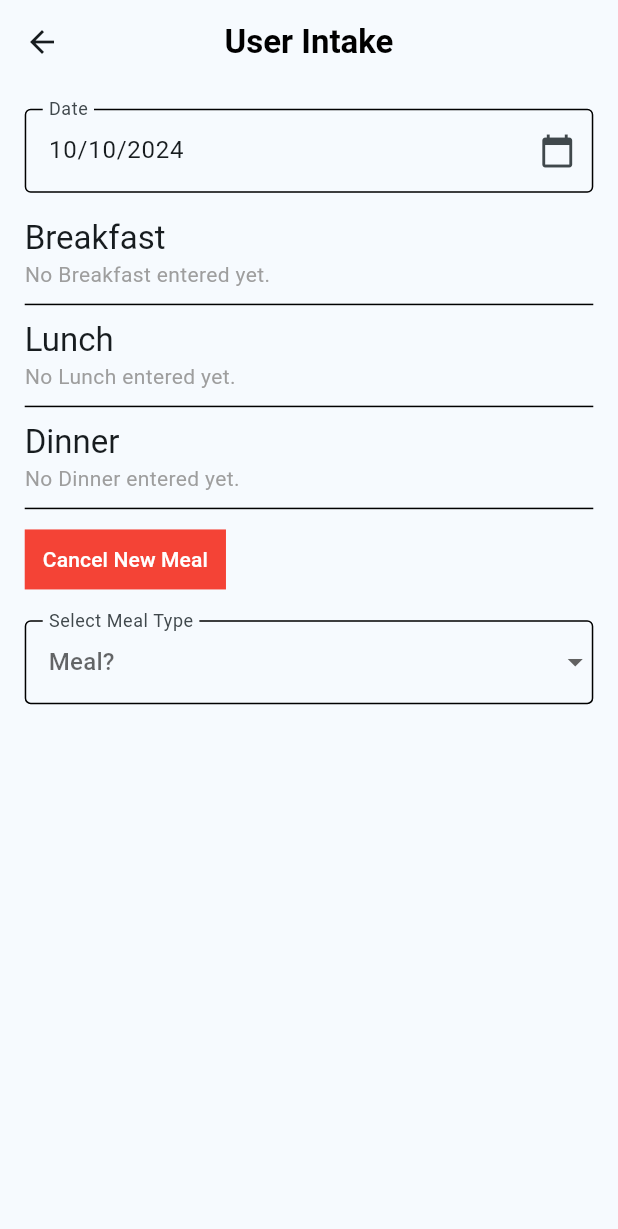
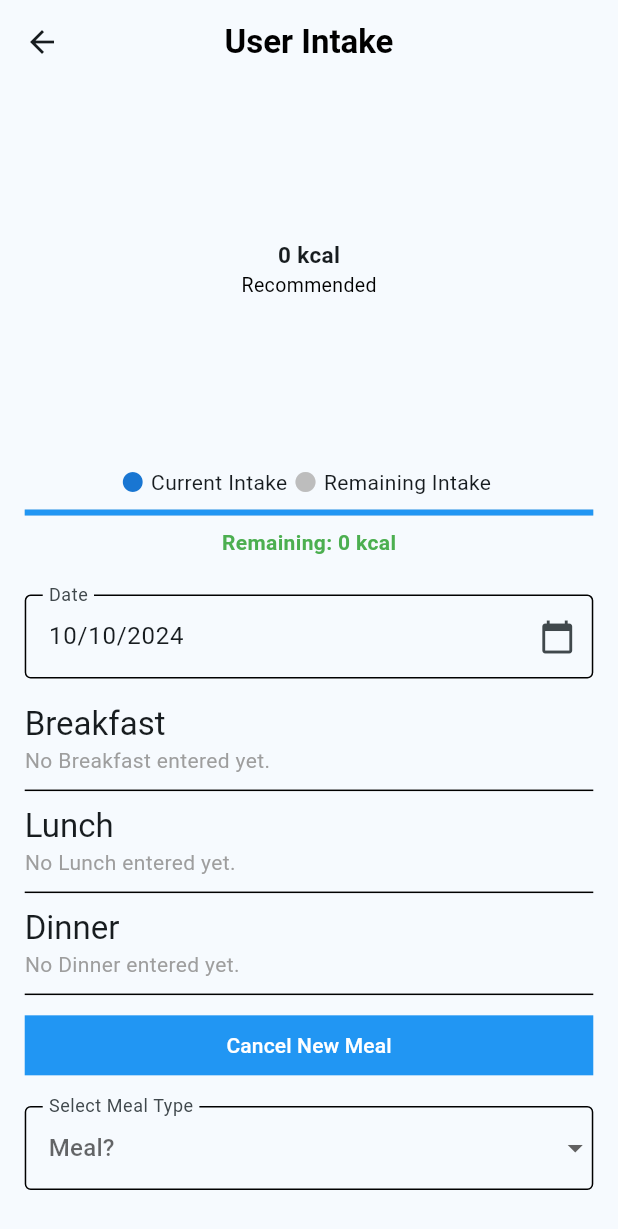
Before and after one commit to mdfirdaussssdev/chatgpt_based_virtual_assistant_for_diet_and_nutrition, a Flutter app: the UserIntakeView screen opened by its route, after a tap on "Enter New Meal", on a phone screen of 412 x 824 dp. Shown: the top 1229 px of the screen. Run offline on Flutter 3.47's test engine with Material 3 defaults, Android fonts, the phone set to English and light mode, and no system bars; drawn by our look-alikes of fl_chart; our stand-ins replace cloud_firestore, firebase_auth, firebase_core, flutter_dotenv, flutter_svg, google_sign_in and 1 more; missing offline and left inert: multiselect; accounts and stored records are empty.

Commit message:
User Intake Page Update
User Intake Page
- Ensured there is a loading indicator when things are processing.
- openAI will now generate latest advice to align to user's calorie intake.
- added calorie progress bar
- piechart now handles when the recommended calorie intake < user intake. We will now show that user intake 100% and excess %.
- Back button now goes back to homepage.

```diff
--- a/lib/services/api/api_openai_api_prompts.dart
+++ b/lib/services/api/api_openai_api_prompts.dart
@@ -80,3 +80,13 @@ Only return an integer value in kcal. NO TEXTS, ONLY THE CALCULATED VALUE RETURN
 If unable to find the calorie count for the food, return 'food name not found'.
 ''';
 }
+
+String generateExplanationForUserIntakePrompt(
+    int currentCalorieIntake, int recommendedCalorieIntake) {
+  return '''
+The current calorie intake for the user is $currentCalorieIntake.
+The recommended calorie intake for the user is $recommendedCalorieIntake.
+
+Can you advice on what they should do regarding their diet. A short paragraph would be more than enough. Do not give advice regarding using a food diary or application as that is the point of this application.
+''';
+}
--- a/lib/views/user_intake_view.dart
+++ b/lib/views/user_intake_view.dart
@@ -127,6 +127,16 @@ class _UserIntakeViewState extends State<UserIntakeView> {
     return totalCalories.round(); // Return calculated value
   }
 
+// Function to generate explanation based on current calorie intake
+  Future<String> _generateExplanation(int currentCalorieIntake) async {
+    if (currentCalorieIntake == 0) {
+      return "Please enter your meals to keep track of your calorie intake.";
+    } else {
+      return await generateExplanationForCalorieIntakeFromOpenAI(
+          currentCalorieIntake, recommendedCalorieIntake);
+    }
+  }
+
   Future<void> _fetchUserIntakeForToday() async {
     String userid = AuthService.firebase().currentUser!.id;
     try {
@@ -185,7 +195,8 @@ class _UserIntakeViewState extends State<UserIntakeView> {
           dinner: dinnerItems,
           recommendedCalorieIntake: getRecommendedCalorieIntake,
           currentCalorieIntake: 0,
-          latestIntakeExplanation: latestIntakeExplanation,
+          latestIntakeExplanation:
+              await _generateExplanation(currentCalorieIntake),
         );
         recommendedCalorieIntake = getRecommendedCalorieIntake;
         documentId = newDocumentId;
@@ -232,6 +243,15 @@ class _UserIntakeViewState extends State<UserIntakeView> {
                 child: Column(
                   crossAxisAlignment: CrossAxisAlignment.start,
                   children: [
+                    SizedBox(
+                      height: screenHeight * 0.3,
+                      child: _buildCaloriePieChart(),
+                    ),
+                    SizedBox(height: screenHeight * 0.01),
+                    _pieChartLegends(screenWidth),
+                    SizedBox(height: screenHeight * 0.01),
+                    _buildCalorieProgressBar(),
+                    SizedBox(height: screenHeight * 0.01),
                     _dateSelector(screenHeight),
                     _displayCurrentMeals(),
                     const Divider(
@@ -241,6 +261,7 @@ class _UserIntakeViewState extends State<UserIntakeView> {
                     ),
                     if (_enterNewMeal) _enterYourMeal(screenHeight),
                     if (!_enterNewMeal) _currentMealsDetails(screenHeight),
+                    SizedBox(height: screenHeight * 0.01),
                   ],
                 ),
               ),
@@ -248,21 +269,110 @@ class _UserIntakeViewState extends State<UserIntakeView> {
     );
   }
 
-  PieChart _buildCaloriePieChart() {
-    return PieChart(
+  Widget _buildCalorieProgressBar() {
+    final progress = currentCalorieIntake / recommendedCalorieIntake;
+    return Column(
+      children: [
+        LinearProgressIndicator(
+          value: progress > 1 ? 1 : progress, // Cap at 1 for overconsumption
+          backgroundColor: Colors.grey.shade300,
+          valueColor: AlwaysStoppedAnimation<Color>(
+            progress > 1 ? Colors.red : Colors.blue,
+          ),
+        ),
+        if (progress > 1)
+          Padding(
+            padding: const EdgeInsets.only(top: 8.0),
+            child: Text(
+              'Exceeded by ${(currentCalorieIntake - recommendedCalorieIntake).toInt()} kcal',
+              style: const TextStyle(
+                  color: Colors.red, fontWeight: FontWeight.bold),
+            ),
+          )
+        else
+          Padding(
+            padding: const EdgeInsets.only(top: 8.0),
+            child: Text(
+              'Remaining: ${(recommendedCalorieIntake - currentCalorieIntake).toInt()} kcal',
+              style: const TextStyle(
+                  color: Colors.green, fontWeight: FontWeight.bold),
+            ),
+          ),
+      ],
+    );
+  }
+
+  Row _pieChartLegends(double screenWidth) {
+    return Row(
+      mainAxisAlignment: MainAxisAlignment.center,
+      children: [
+        Row(
+          children: [
+            Icon(Icons.circle, color: Colors.blue.shade700, size: 16),
+            SizedBox(width: screenWidth * 0.01),
+            const Text('Current Intake'),
+          ],
+        ),
+        SizedBox(width: screenWidth * 0.01),
+        Row(
+          children: [
+            Icon(Icons.circle, color: Colors.grey.shade400, size: 16),
+            SizedBox(width: screenWidth * 0.01),
+            const Text('Remaining Intake'),
+          ],
+        ),
+        SizedBox(width: screenWidth * 0.01),
+      ],
+    );
+  }
+
+  Widget _buildCaloriePieChart() {
+    int exceededCalories = currentCalorieIntake - recommendedCalorieIntake;
+
+    // Case: Intake is greater than recommended
+    bool isExceeded = exceededCalories > 0;
+
+    return Stack(
+      alignment: Alignment.center, // Center the text inside the pie chart
+      children: [
+        PieChart(
           PieChartData(
-        sections: [
+            sections: isExceeded
+                ? [
+                    // Show blue for recommended calories (100%)
+                    PieChartSectionData(
+                      value: recommendedCalorieIntake.toDouble(),
+                      color: Colors.blue.shade700,
+                      title: '100%\n$recommendedCalorieIntake kcal',
+                      radius: 50,
+                      titlePositionPercentageOffset: 0.55,
+                    ),
+                    // Show red for exceeded calories
+                    PieChartSectionData(
+                      value: exceededCalories.toDouble(),
+                      color: Colors.red.shade400,
+                      title:
+                          '${((exceededCalories / recommendedCalorieIntake) * 100).toStringAsFixed(1)}%\n$exceededCalories kcal',
+                      radius: 50,
+                      titlePositionPercentageOffset: 0.55,
+                    ),
+                  ]
+                : [
+                    // Case: Intake is within recommended
+                    // Show blue for current intake
                     PieChartSectionData(
                       value: currentCalorieIntake.toDouble(),
-            color: Colors.green.shade700,
+                      color: Colors.blue.shade700,
                       title:
                           '$currentCalorieIntake kcal\n(${((currentCalorieIntake / recommendedCalorieIntake) * 100).toStringAsFixed(1)}%)',
                       radius: 50,
                       titlePositionPercentageOffset: 0.55,
                     ),
+                    // Show grey for remaining intake
                     PieChartSectionData(
-            value: (recommendedCalorieIntake - currentCalorieIntake).toDouble(),
-            color: Colors.red.shade700,
+                      value: (recommendedCalorieIntake - currentCalorieIntake)
+                          .toDouble(),
+                      color: Colors.grey.shade400,
                       title:
                           '${recommendedCalorieIntake - currentCalorieIntake} kcal\n(${(((recommendedCalorieIntake - currentCalorieIntake) / recommendedCalorieIntake) * 100).toStringAsFixed(1)}%)',
                       radius: 50,
@@ -273,6 +383,28 @@ class _UserIntakeViewState extends State<UserIntakeView> {
             sectionsSpace: 2,
             startDegreeOffset: 180,
           ),
+        ),
+        // Text in the center of the pie chart
+        Column(
+          mainAxisSize: MainAxisSize.min,
+          children: [
+            Text(
+              '$recommendedCalorieIntake kcal',
+              style: const TextStyle(
+                fontSize: 15,
+                fontWeight: FontWeight.bold,
+              ),
+            ),
+            const Text(
+              'Recommended',
+              style: TextStyle(
+                fontSize: 13,
+                color: Colors.black,
+              ),
+            ),
+          ],
+        ),
+      ],
     );
   }
 
@@ -308,6 +440,9 @@ class _UserIntakeViewState extends State<UserIntakeView> {
       lastDate: DateTime(2101),
     );
     if (selectedDate != null) {
+      setState(() {
+        _isLoading = true;
+      });
       try {
         final CloudUserIntake userIntake =
             await _userIntakeService.getUserIntake(
@@ -369,7 +504,8 @@ class _UserIntakeViewState extends State<UserIntakeView> {
             dinner: dinnerItems,
             recommendedCalorieIntake: getRecommendedCalorieIntake,
             currentCalorieIntake: 0,
-            latestIntakeExplanation: latestIntakeExplanation,
+            latestIntakeExplanation:
+                await _generateExplanation(currentCalorieIntake),
           );
           recommendedCalorieIntake = getRecommendedCalorieIntake;
           documentId = newDocumentId;
@@ -408,6 +544,10 @@ class _UserIntakeViewState extends State<UserIntakeView> {
         }
       } catch (e) {
         return;
+      } finally {
+        setState(() {
+          _isLoading = false;
+        });
       }
     }
   }
@@ -487,7 +627,8 @@ class _UserIntakeViewState extends State<UserIntakeView> {
   }
 
   void _removeItem(IntakeItem item, String mealType) async {
-    setState(() {
+    setState(() async {
+      _isLoading = true;
       // Remove the item locally based on meal type
       if (mealType == 'Breakfast') {
         breakfastItems.remove(item);
@@ -499,6 +640,8 @@ class _UserIntakeViewState extends State<UserIntakeView> {
 
       // Recalculate the current calorie intake
       currentCalorieIntake = currentCalorieIntake - item.calories;
+      latestIntakeExplanation =
+          await _generateExplanation(currentCalorieIntake);
     });
     try {
       // Update the intake data in the cloud storage
@@ -514,6 +657,10 @@ class _UserIntakeViewState extends State<UserIntakeView> {
       );
     } catch (e) {
       print('Error removing item: $e');
+    } finally {
+      setState(() {
+        _isLoading = true;
+      });
     }
   }
 
@@ -523,12 +670,6 @@ class _UserIntakeViewState extends State<UserIntakeView> {
       children: [
         _enterNewMealButton(),
         SizedBox(height: screenHeight * 0.02),
-        SizedBox(
-          height: screenHeight * 0.3,
-          child: _buildCaloriePieChart(),
-        ),
-        Text('Recommended Calorie Intake: $recommendedCalorieIntake kcal'),
-        Text('Current Total Calorie Intake: $currentCalorieIntake kcal'),
         Text(latestIntakeExplanation),
       ],
     );
@@ -557,8 +698,10 @@ class _UserIntakeViewState extends State<UserIntakeView> {
     );
   }
 
-  TextButton _enterNewMealButton() {
-    return TextButton(
+  SizedBox _enterNewMealButton() {
+    return SizedBox(
+      width: double.infinity,
+      child: TextButton(
         onPressed: () {
           setState(() {
             // Clear the selected meal and input fields
@@ -566,7 +709,7 @@ class _UserIntakeViewState extends State<UserIntakeView> {
           });
         },
         style: TextButton.styleFrom(
-        backgroundColor: Colors.red,
+          backgroundColor: Colors.blue,
           shape: const RoundedRectangleBorder(
             borderRadius: BorderRadius.zero,
           ),
@@ -575,11 +718,14 @@ class _UserIntakeViewState extends State<UserIntakeView> {
           'Enter New Meal',
           style: TextStyle(color: Colors.white),
         ),
+      ),
     );
   }
 
-  TextButton _cancelNewMealButton() {
-    return TextButton(
+  SizedBox _cancelNewMealButton() {
+    return SizedBox(
+      width: double.infinity,
+      child: TextButton(
         onPressed: () {
           setState(() {
             // Clear the selected meal and input fields
@@ -590,7 +736,7 @@ class _UserIntakeViewState extends State<UserIntakeView> {
           });
         },
         style: TextButton.styleFrom(
-        backgroundColor: Colors.red,
+          backgroundColor: Colors.blue,
           shape: const RoundedRectangleBorder(
             borderRadius: BorderRadius.zero,
           ),
@@ -598,6 +744,7 @@ class _UserIntakeViewState extends State<UserIntakeView> {
         child: const Text(
           'Cancel New Meal',
           style: TextStyle(color: Colors.white),
+        ),
       ),
     );
   }
@@ -607,6 +754,9 @@ class _UserIntakeViewState extends State<UserIntakeView> {
       width: double.infinity,
       child: TextButton(
         onPressed: () async {
+          setState(() {
+            _isLoading = true;
+          });
           final foodName = _intakeItemName.text;
           final servings = int.tryParse(_intakeServingCount.text) ?? 0;
           final mealType = _selectedMeal;
@@ -651,10 +801,13 @@ class _UserIntakeViewState extends State<UserIntakeView> {
               recommendedCalorieIntake: recommendedCalorieIntake,
               currentCalorieIntake:
                   (currentCalorieIntake + foodCalorieCountInteger),
-                latestIntakeExplanation: latestIntakeExplanation,
+              latestIntakeExplanation: await _generateExplanation(
+                  currentCalorieIntake + foodCalorieCountInteger),
             );
             currentCalorieIntake =
                 currentCalorieIntake + foodCalorieCountInteger;
+            latestIntakeExplanation =
+                await _generateExplanation(currentCalorieIntake);
             setState(() {
               // Clear the selected meal and input fields
               _enterNewMeal = false;
@@ -674,6 +827,12 @@ class _UserIntakeViewState extends State<UserIntakeView> {
             );
           } catch (e) {
             print(e);
+          } finally {
+            setState(
+              () {
+                _isLoading = false;
+              },
+            );
           }
         },
         style: TextButton.styleFrom(
@@ -686,7 +845,8 @@ class _UserIntakeViewState extends State<UserIntakeView> {
           'Submit Meal',
           style: TextStyle(color: Colors.white),
         ),
-        ));
+      ),
+    );
   }
 
   TextField _intakeServingCountField() {
@@ -756,16 +916,6 @@ class _UserIntakeViewState extends State<UserIntakeView> {
         ),
       ),
       centerTitle: true,
-      leading: IconButton(
-        onPressed: () async {
-          await AuthService.firebase().logOut();
-          if (context.mounted) {
-            Navigator.of(context)
-                .pushNamedAndRemoveUntil(loginRoute, (route) => false);
-          }
-        },
-        icon: const Icon(Icons.arrow_back),
-      ),
     );
   }
 }
```
Also changed, not shown: lib/services/api/api_openai_api_function.dart (+37 -0 lines). Lines whose indentation alone changed are shown as unchanged.
